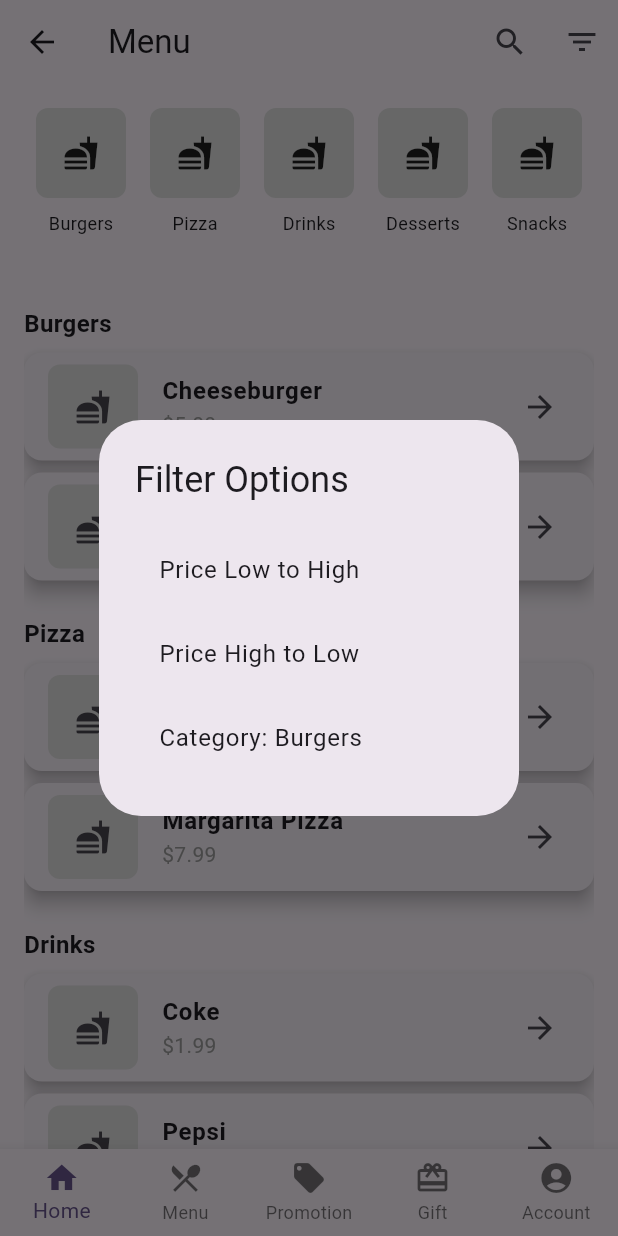
After one commit to MQuan2003/penacony_clone, a Flutter app: the screen it shows after launch, item 2 of the bottom bar chosen, after a tap on the "filter list" icon, on a phone screen of 412 x 824 dp. The commit adds this screen. Run offline on Flutter 3.47's test engine with Material 3 defaults, Android fonts, the phone set to English and light mode, and no system bars; our stand-ins replace carousel_slider.

Commit message:
update Homepage

```diff
--- /dev/null
+++ b/lib/db_test.dart/food.dart
@@ -0,0 +1,15 @@
+class Food {
+  final String title;
+  final String price;
+  final String backgroundImg;  // Thêm thuộc tính hình ảnh nền
+
+  Food({required this.title, required this.price, required this.backgroundImg});
+}
+
+
+// Giả sử bạn có một danh sách các bộ phim
+final List<Food> foods = [
+  Food(title: 'Inception', price: '100', backgroundImg: 'assets/inception.jpg'),
+  Food(title: 'Titanic', price: '10', backgroundImg: 'assets/titanic.jpg'),
+  Food(title: 'Avengers', price: '99', backgroundImg: 'assets/avengers.jpg'),
+];
--- a/lib/main.dart
+++ b/lib/main.dart
@@ -1,5 +1,6 @@
 import 'package:flutter/material.dart';
-import 'package:p_cf/screens/start/welcome.dart';
+import 'package:p_cf/screens/page/homepage.dart';
+
 
 void main() {
   runApp(const MyApp());
@@ -19,7 +20,7 @@ class MyApp extends StatelessWidget {
         colorScheme: ColorScheme.fromSeed(seedColor: Colors.deepPurple),
         useMaterial3: true,
       ),
-      home: const Welcome(),
+      home: const HomeScreen(),
     );
   }
 }
--- a/lib/screens/page/homepage.dart
+++ b/lib/screens/page/homepage.dart
@@ -1,5 +1,11 @@
+import 'package:carousel_slider/carousel_slider.dart';
 import 'package:flutter/material.dart';
-import 'package:p_cf/themes/statusbar.dart';
+import 'package:p_cf/db_test.dart/food.dart';
+import 'package:p_cf/screens/page/menu.dart';
+import 'package:p_cf/screens/page/profile.dart';
+import 'package:p_cf/screens/search/search.dart';
+import 'package:p_cf/widgets/status_bar.dart';
+
 
 class HomeScreen extends StatelessWidget {
   const HomeScreen({super.key});
@@ -44,7 +50,8 @@ class HomeScreen extends StatelessWidget {
                     child: Icon(Icons.person, size: 30, color: Colors.white),
                   ),
                   const SizedBox(width: 16.0),
-                  Column(
+                  Expanded( // Các phần tử này sẽ chiếm toàn bộ không gian còn lại
+                    child: Column(
                       crossAxisAlignment: CrossAxisAlignment.start,
                       children: [
                         const Text(
@@ -57,7 +64,7 @@ class HomeScreen extends StatelessWidget {
                         ),
                       ],
                     ),
-                  const SizedBox(height: 50,),
+                  ),
                   GestureDetector(
                     onTap: () {
                       Navigator.push(
@@ -70,6 +77,57 @@ class HomeScreen extends StatelessWidget {
                 ],
               ),
             ),
+
+
+            const Padding(
+              padding: EdgeInsets.symmetric(horizontal: 16.0),
+              child: Align(
+                alignment: Alignment.centerLeft,
+                child: Text(
+                  'Promotion',
+                  style: TextStyle(fontSize: 18, fontWeight: FontWeight.bold),
+                ),
+              ),
+            ),
+            const SizedBox(height: 8.0),
+            CarouselSlider(
+              items: foods.map((e) => Builder(builder: (context) {
+                return Stack(
+                  children: [
+                    Container(
+                      width: MediaQuery.of(context).size.width,
+                      padding: const EdgeInsets.only(left: 10, bottom: 24),
+                      decoration: BoxDecoration(
+                        borderRadius: BorderRadius.circular(14),
+                        image: DecorationImage(
+                          fit: BoxFit.cover,
+                          image: AssetImage(e.backgroundImg),
+                        ),
+                      ),
+                    ),
+                    Container(
+                      decoration: BoxDecoration(
+                        borderRadius: BorderRadius.circular(14),
+                        gradient: LinearGradient(
+                          begin: Alignment.topCenter,
+                          end: Alignment.bottomCenter,
+                          colors: [
+                            Colors.black.withOpacity(0.7),
+                            Colors.transparent,
+                          ],
+                        ),
+                      ),
+                    ),
+                  ],
+                );
+              })).toList(),
+              options: CarouselOptions(
+                height: 200.0,
+                autoPlay: true,
+                enlargeCenterPage: true,
+              ),
+            ),
+
 
             // Phần Best Seller với danh sách ngang
             const Padding(
@@ -146,6 +204,7 @@ class HomeScreen extends StatelessWidget {
         ),
       ),
 
+
       // Thanh điều hướng phía dưới với Navigator
       bottomNavigationBar: BottomNavigationBar(
         type: BottomNavigationBarType.fixed,
@@ -164,7 +223,7 @@ class HomeScreen extends StatelessWidget {
               Navigator.push(context, MaterialPageRoute(builder: (context) => const GiftScreen()));
               break;
             case 4:
-              Navigator.push(context, MaterialPageRoute(builder: (context) => const AccountScreen()));
+              Navigator.push(context, MaterialPageRoute(builder: (context) => const ProfileScreen()));
               break;
           }
         },
@@ -196,29 +255,6 @@ class HomeScreen extends StatelessWidget {
 }
 
 // Dummy screens for navigation
-class SearchScreen extends StatelessWidget {
-  const SearchScreen({super.key});
-
-  @override
-  Widget build(BuildContext context) {
-    return Scaffold(
-      appBar: AppBar(title: const Text('Search')),
-      body: const Center(child: Text('Search Screen')),
-    );
-  }
-}
-
-class MenuScreen extends StatelessWidget {
-  const MenuScreen({super.key});
-
-  @override
-  Widget build(BuildContext context) {
-    return Scaffold(
-      appBar: AppBar(title: const Text('Menu')),
-      body: const Center(child: Text('Menu Screen')),
-    );
-  }
-}
 
 class PromotionScreen extends StatelessWidget {
   const PromotionScreen({super.key});
@@ -243,15 +279,3 @@ class GiftScreen extends StatelessWidget {
     );
   }
 }
-
-class AccountScreen extends StatelessWidget {
-  const AccountScreen({super.key});
-
-  @override
-  Widget build(BuildContext context) {
-    return Scaffold(
-      appBar: AppBar(title: const Text('Account')),
-      body: const Center(child: Text('Account Screen')),
-    );
-  }
-}
--- a/lib/screens/page/menu.dart
+++ b/lib/screens/page/menu.dart
@@ -0,0 +1,256 @@
+import 'package:flutter/material.dart';
+import 'package:p_cf/screens/page/homepage.dart';
+import 'package:p_cf/screens/page/profile.dart';
+import 'package:p_cf/widgets/filter_dialog.dart';  // Nhập khẩu FilterDialog
+
+class MenuScreen extends StatefulWidget {
+  const MenuScreen({super.key});
+
+  @override
+  MenuScreenState createState() => MenuScreenState();
+}
+
+class MenuScreenState extends State<MenuScreen> {
+  // Danh sách các categories (danh mục)
+  final List<String> categories = [
+    'Burgers', 'Pizza', 'Drinks', 'Desserts', 'Snacks', 'Salads', 'Ice Cream', 'Pasta'
+  ];
+
+  // Danh sách các sản phẩm của từng category
+  final Map<String, List<Map<String, String>>> products = {
+    'Burgers': [
+      {'name': 'Cheeseburger', 'price': '\$5.99'},
+      {'name': 'Bacon Burger', 'price': '\$6.99'},
+    ],
+    'Pizza': [
+      {'name': 'Pepperoni Pizza', 'price': '\$8.99'},
+      {'name': 'Margarita Pizza', 'price': '\$7.99'},
+    ],
+    'Drinks': [
+      {'name': 'Coke', 'price': '\$1.99'},
+      {'name': 'Pepsi', 'price': '\$1.99'},
+    ],
+    'Desserts': [
+      {'name': 'Chocolate Cake', 'price': '\$3.99'},
+      {'name': 'Ice Cream', 'price': '\$2.99'},
+    ],
+    // Thêm các danh mục và sản phẩm khác ở đây
+  };
+
+  // Biến lưu trữ danh mục được chọn
+  String selectedCategory = 'Burgers';
+
+  // ScrollController để điều khiển cuộn
+  final ScrollController _scrollController = ScrollController();
+
+  // Lưu trữ vị trí của từng category trong danh sách
+  final Map<String, GlobalKey> categoryKeys = {};
+
+  @override
+  void initState() {
+    super.initState();
+    // Khởi tạo GlobalKey cho từng category
+    for (var category in categories) {
+      categoryKeys[category] = GlobalKey();
+    }
+  }
+
+  // Hàm cuộn tới danh mục được chọn
+  void scrollToCategory(String category) {
+    final keyContext = categoryKeys[category]?.currentContext;
+    if (keyContext != null) {
+      Scrollable.ensureVisible(
+        keyContext,
+        duration: const Duration(seconds: 1),
+        curve: Curves.easeInOut,
+      );
+    }
+  }
+
+  @override
+  Widget build(BuildContext context) {
+    return Scaffold(
+      appBar: AppBar(
+        title: const Row(
+          children: [
+            Text('Menu'),
+          ],
+        ),
+        actions: [
+          IconButton(
+            icon: const Icon(Icons.search),
+            onPressed: () {
+              // Điều hướng đến trang tìm kiếm
+            },
+          ),
+          IconButton(
+            icon: const Icon(Icons.filter_list),  // Biểu tượng lọc
+            onPressed: () {
+              // Hiển thị Filter Dialog
+              showDialog(
+                context: context,
+                builder: (BuildContext context) {
+                  return const FilterDialog();  // Hiển thị dialog bộ lọc
+                },
+              );
+            },
+          ),
+        ],
+      ),
+      body: Padding(
+        padding: const EdgeInsets.symmetric(horizontal: 16.0),
+        child: SingleChildScrollView(
+          controller: _scrollController,
+          child: Column(
+            crossAxisAlignment: CrossAxisAlignment.start,
+            children: [
+              const SizedBox(height: 16.0),
+              // Phần danh sách danh mục (hàng ngang)
+              SizedBox(
+                height: 100,
+                child: ListView.builder(
+                  scrollDirection: Axis.horizontal,
+                  itemCount: categories.length, // Số lượng danh mục
+                  itemBuilder: (context, index) {
+                    return GestureDetector(
+                      onTap: () {
+                        setState(() {
+                          selectedCategory = categories[index]; // Cập nhật danh mục được chọn
+                        });
+                        // Cuộn đến danh mục được chọn
+                        scrollToCategory(categories[index]);
+                      },
+                      child: Column(
+                        children: [
+                          Container(
+                            width: 60,
+                            height: 60,
+                            margin: const EdgeInsets.symmetric(horizontal: 8.0),
+                            decoration: BoxDecoration(
+                              color: Colors.grey[300],
+                              borderRadius: BorderRadius.circular(8.0),
+                            ),
+                            child: const Center(child: Icon(Icons.fastfood)), // Icon mặc định
+                          ),
+                          const SizedBox(height: 8.0),
+                          Text(
+                            categories[index],
+                            style: const TextStyle(fontSize: 12),
+                          ),
+                        ],
+                      ),
+                    );
+                  },
+                ),
+              ),
+
+              const SizedBox(height: 16.0),
+
+
+              // Hiển thị danh sách sản phẩm tương ứng với category đã chọn
+              for (var category in categories) ...[
+                // Tạo một key cho mỗi category để cuộn tới
+                Padding(
+                  padding: const EdgeInsets.only(top: 16.0),
+                  child: Container(
+                    key: categoryKeys[category],
+                    child: Column(
+                      crossAxisAlignment: CrossAxisAlignment.start,
+                      children: [
+                        Text(
+                          category,
+                          style: const TextStyle(fontSize: 16, fontWeight: FontWeight.bold),
+                        ),
+                        const SizedBox(height: 8.0),
+
+                        // Danh sách sản phẩm của category
+                        ListView.builder(
+                          shrinkWrap: true,  // Giúp ListView không chiếm hết không gian
+                          physics: const NeverScrollableScrollPhysics(), // Vô hiệu hóa cuộn cho ListView
+                          itemCount: products[category]?.length ?? 0,  // Lấy số sản phẩm của category đã chọn
+                          itemBuilder: (context, index) {
+                            var product = products[category]![index];
+                            return Card(
+                              margin: const EdgeInsets.only(bottom: 8.0),
+                              elevation: 5.0,
+                              shape: RoundedRectangleBorder(
+                                borderRadius: BorderRadius.circular(12.0),
+                              ),
+                              child: ListTile(
+                                leading: Container(
+                                  width: 60,
+                                  height: 60,
+                                  decoration: BoxDecoration(
+                                    color: Colors.grey[300],
+                                    borderRadius: BorderRadius.circular(8.0),
+                                  ),
+                                  child: const Center(child: Icon(Icons.fastfood)), // Placeholder hình ảnh
+                                ),
+                                title: Text(product['name']!, style: const TextStyle(fontWeight: FontWeight.bold)),
+                                subtitle: Text(product['price']!, style: const TextStyle(color: Colors.grey)),
+                                trailing: const Icon(Icons.arrow_forward),
+                                onTap: () {
+                                  // Xử lý khi người dùng click vào sản phẩm
+                                },
+                              ),
+                            );
+                          },
+                        ),
+                      ],
+                    ),
+                  ),
+                ),
+              ],
+            ],
+          ),
+        ),
+      ),
+      // Thanh điều hướng phía dưới
+      bottomNavigationBar: BottomNavigationBar(
+        type: BottomNavigationBarType.fixed,
+        onTap: (index) {
+          // Điều hướng đến các trang khác nhau
+          switch (index) {
+            case 0:
+              Navigator.push(context, MaterialPageRoute(builder: (context) => const HomeScreen()));
+              break;
+            case 1:
+              Navigator.push(context, MaterialPageRoute(builder: (context) => const MenuScreen()));
+              break;
+            case 2:
+              Navigator.push(context, MaterialPageRoute(builder: (context) => const PromotionScreen()));
+              break;
+            case 3:
+              Navigator.push(context, MaterialPageRoute(builder: (context) => const GiftScreen()));
+              break;
+            case 4:
+              Navigator.push(context, MaterialPageRoute(builder: (context) => const ProfileScreen()));
+              break;
+          }
+        },
+        items: const [
+          BottomNavigationBarItem(
+            icon: Icon(Icons.home),
+            label: 'Home',
+          ),
+          BottomNavigationBarItem(
+            icon: Icon(Icons.restaurant_menu),
+            label: 'Menu',
+          ),
+          BottomNavigationBarItem(
+            icon: Icon(Icons.local_offer),
+            label: 'Promotion',
+          ),
+          BottomNavigationBarItem(
+            icon: Icon(Icons.card_giftcard),
+            label: 'Gift',
+          ),
+          BottomNavigationBarItem(
+            icon: Icon(Icons.account_circle),
+            label: 'Account',
+          ),
+        ],
+      ),
+    );
+  }
+}
--- a/lib/screens/start/signin.dart
+++ b/lib/screens/start/signin.dart
@@ -1,6 +1,6 @@
 import 'package:flutter/gestures.dart';
 import 'package:flutter/material.dart';
-import 'package:p_cf/credentials.dart';
+import 'package:p_cf/db_test.dart/credentials.dart';
 import 'package:p_cf/screens/page/homepage.dart';
 import 'package:p_cf/screens/start/signup.dart';
 
--- a/lib/screens/start/start_signup.dart
+++ b/lib/screens/start/start_signup.dart
@@ -1,7 +1,7 @@
 
 import 'package:flutter/gestures.dart';
 import 'package:flutter/material.dart';
-import 'package:p_cf/credentials.dart';
+import 'package:p_cf/db_test.dart/credentials.dart';
 import 'package:p_cf/screens/start/otp.dart';
 import 'package:p_cf/screens/start/signin.dart';
 
--- /dev/null
+++ b/lib/widgets/filter_dialog.dart
@@ -0,0 +1,41 @@
+
+import 'package:flutter/material.dart';
+
+class FilterDialog extends StatelessWidget {
+  const FilterDialog({super.key});
+
+  @override
+  Widget build(BuildContext context) {
+    return AlertDialog(
+      title: const Text('Filter Options'),
+      content: Column(
+        mainAxisSize: MainAxisSize.min,
+        children: [
+          // Thêm các tùy chọn bộ lọc ở đây
+          ListTile(
+            title: const Text('Price Low to High'),
+            onTap: () {
+              // Xử lý lọc theo giá thấp đến cao
+              Navigator.pop(context);  // Đóng dialog sau khi chọn
+            },
+          ),
+          ListTile(
+            title: const Text('Price High to Low'),
+            onTap: () {
+              // Xử lý lọc theo giá cao đến thấp
+              Navigator.pop(context);  // Đóng dialog sau khi chọn
+            },
+          ),
+          ListTile(
+            title: const Text('Category: Burgers'),
+            onTap: () {
+              // Xử lý lọc theo category
+              Navigator.pop(context);  // Đóng dialog sau khi chọn
+            },
+          ),
+          // Bạn có thể thêm các tùy chọn bộ lọc khác ở đây
+        ],
+      ),
+    );
+  }
+}
```
Also changed, not shown: lib/screens/page/profile.dart (+177 -0 lines), lib/screens/search/search.dart (added, +101 -0 lines), lib/screens/start/welcome.dart (+3 -4 lines), lib/themes/statusbar.dart (deleted, +0 -29 lines), lib/db_test.dart/credentials.dart (renamed from lib/credentials.dart). Lines whose indentation alone changed are shown as unchanged.
